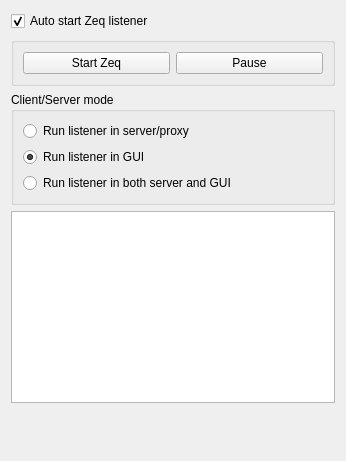
HBPVIS/pv-zeq, file pqZeqManagerPanel.ui: the form before one commit.
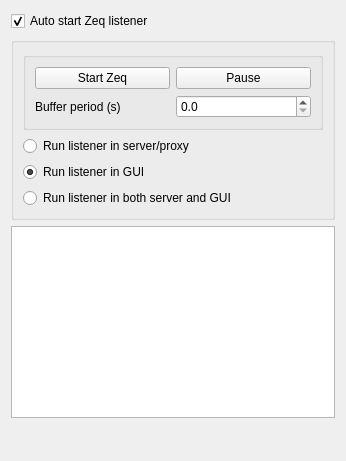
The form after the commit.

Commit message:
Add a buffer over time feature to prevent paraview GUI locking up
If spike events are coming in 'too fast' then the GUI can become blocked
with processing the messages and waiting for the server to update.

Allow N seconds of buffering of spikes so that we can batch them up and
send them on a timer event.

The edit to the form file:
```diff
--- a/pqZeqManagerPanel.ui
+++ b/pqZeqManagerPanel.ui
@@ -25,19 +25,33 @@
     </widget>
    </item>
    <item>
+    <widget class="QGroupBox" name="client_server_group">
+     <property name="sizePolicy">
+      <sizepolicy hsizetype="Preferred" vsizetype="Preferred">
+       <horstretch>0</horstretch>
+       <verstretch>0</verstretch>
+      </sizepolicy>
+     </property>
+     <property name="title">
+      <string/>
+     </property>
+     <layout class="QVBoxLayout" name="verticalLayout_3">
+      <item>
     <widget class="QGroupBox" name="groupBox_2">
      <property name="title">
       <string/>
      </property>
      <layout class="QHBoxLayout" name="horizontalLayout">
       <item>
+          <layout class="QGridLayout" name="gridLayout">
+           <item row="0" column="0">
        <widget class="QPushButton" name="start">
         <property name="text">
          <string>Start Zeq</string>
         </property>
        </widget>
       </item>
-      <item>
+           <item row="0" column="1">
        <widget class="QPushButton" name="pause">
         <property name="text">
          <string>Pause</string>
@@ -50,21 +64,31 @@
         </property>
        </widget>
       </item>
-     </layout>
-    </widget>
-   </item>
-   <item>
-    <widget class="QGroupBox" name="client_server_group">
-     <property name="sizePolicy">
-      <sizepolicy hsizetype="Preferred" vsizetype="Preferred">
-       <horstretch>0</horstretch>
-       <verstretch>0</verstretch>
-      </sizepolicy>
-     </property>
-     <property name="title">
-      <string>Client/Server mode</string>
-     </property>
-     <layout class="QVBoxLayout" name="verticalLayout_3">
+           <item row="1" column="1">
+            <widget class="QDoubleSpinBox" name="buffertime">
+             <property name="decimals">
+              <number>1</number>
+             </property>
+             <property name="maximum">
+              <double>60.000000000000000</double>
+             </property>
+             <property name="singleStep">
+              <double>0.500000000000000</double>
+             </property>
+            </widget>
+           </item>
+           <item row="1" column="0">
+            <widget class="QLabel" name="label">
+             <property name="text">
+              <string>Buffer period (s)</string>
+             </property>
+            </widget>
+           </item>
+          </layout>
+         </item>
+        </layout>
+       </widget>
+      </item>
       <item>
        <widget class="QRadioButton" name="zeq_server">
         <property name="text">
```
Lines whose indentation alone changed are shown as unchanged. The commit also changes 2 other files.
